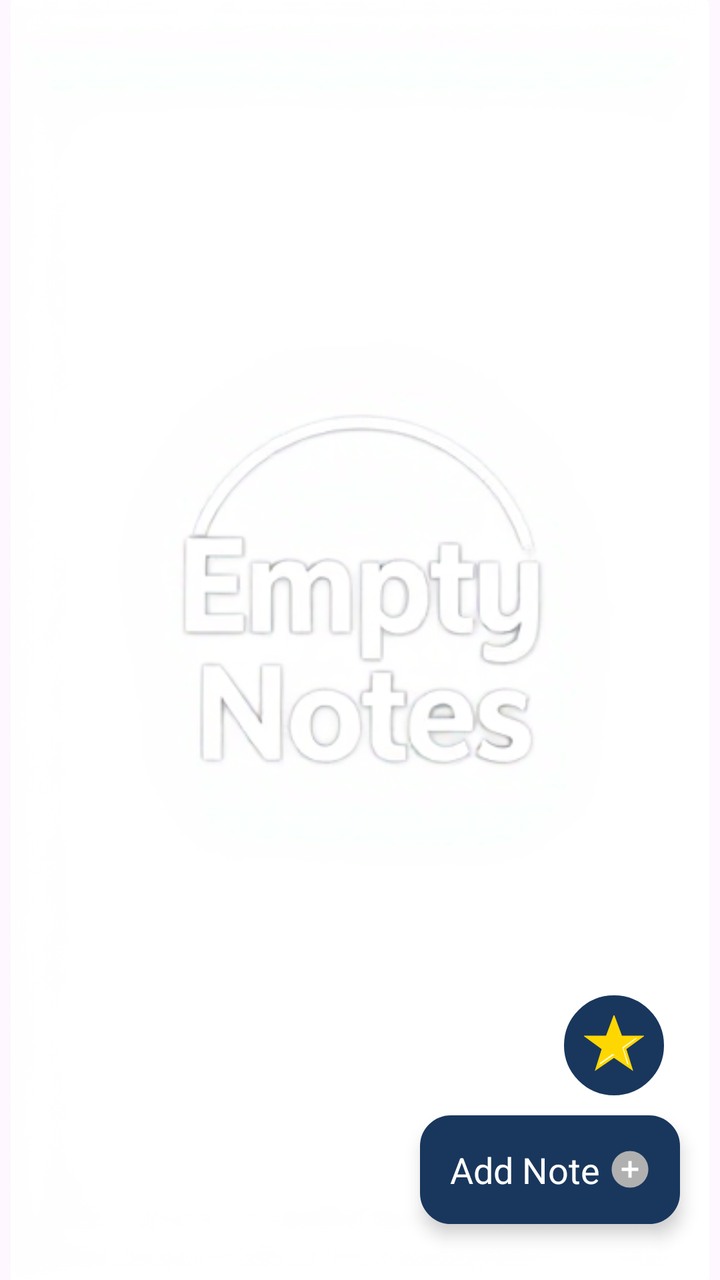
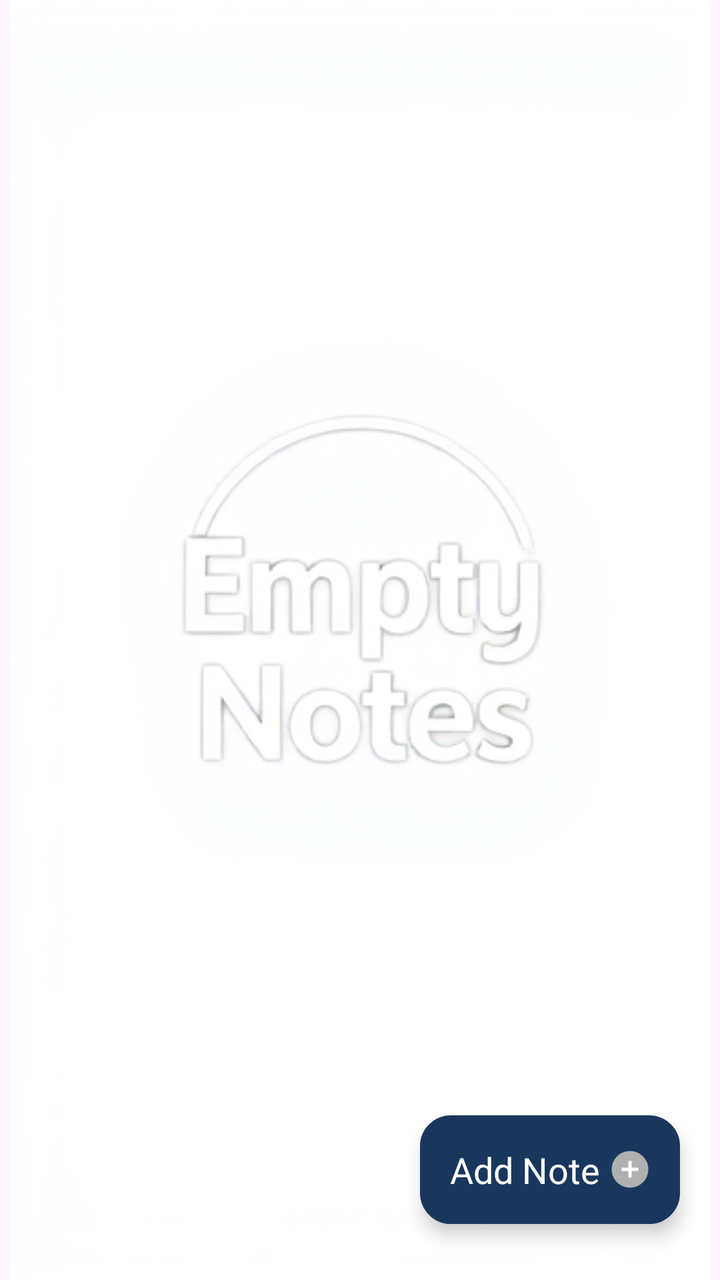

Screens rendered from an Android XML layout before and after an edit, with the pre-edit source and the edit as a unified diff.
<!-- AndroidManifest.xml: application theme Theme.MyNotes -->
<!-- res/layout/fragment_home.xml -->
<?xml version="1.0" encoding="utf-8"?>
<layout
    xmlns:android="http://schemas.android.com/apk/res/android"
    xmlns:tools="http://schemas.android.com/tools"
    xmlns:app="http://schemas.android.com/apk/res-auto"
    android:background="@color/white">

    <androidx.constraintlayout.widget.ConstraintLayout
        android:layout_width="match_parent"
        android:layout_height="match_parent"
        tools:context=".fragment.HomeFragment">

        <androidx.recyclerview.widget.RecyclerView
            android:id="@+id/homeRecyclerView"
            android:layout_width="match_parent"
            android:layout_height="match_parent"
            android:visibility="gone"/>

        <TextView
            android:id="@+id/addNote"
            android:elevation="5dp"
            android:layout_width="wrap_content"
            android:layout_height="wrap_content"
            android:text="Add Note"
            android:textSize="18sp"
            android:paddingVertical="15dp"
            android:paddingHorizontal="15dp"
            android:textColor="@color/white"
            android:layout_marginEnd="20dp"
            android:layout_marginBottom="28dp"
            android:background="@drawable/navi_blue_bg"
            app:drawableRightCompat="@drawable/plus_icon"
            android:drawablePadding="5dp"
            app:layout_constraintBottom_toBottomOf="parent"
            app:layout_constraintEnd_toEndOf="parent"/>

        <ImageView
            android:layout_width="match_parent"
            android:layout_height="match_parent"
            android:id="@+id/emptyNotesImage"
            android:visibility="visible"
            android:src="@drawable/empty_fav"/>

        <ImageView
            android:id="@+id/seeFavNotes"
            android:layout_width="50dp"
            android:layout_height="50dp"
            android:src="@drawable/home_star_icon"
            android:layout_marginEnd="28dp"
            android:layout_marginBottom="10dp"
            android:padding="10dp"
            android:background="@drawable/navi_blue_bg_round"
            app:layout_constraintEnd_toEndOf="parent"
            app:layout_constraintBottom_toTopOf="@id/addNote"/>

    </androidx.constraintlayout.widget.ConstraintLayout>
</layout>
<!-- resources referenced by this layout -->
<resources>
  <color name="white">#FFFFFFFF</color>
  <!-- drawable empty_fav: jpg bitmap (drawable, 71661 bytes) -->
  <!-- drawable home_star_icon (drawable) -->
  <vector xmlns:android="http://schemas.android.com/apk/res/android"
      android:width="48dp"
      android:height="48dp"
      android:viewportWidth="48"
      android:viewportHeight="48">
  
      
      <path
          android:fillColor="#FFFFE0"
      android:pathData="M24,2l5.668,15.284l15.82,0.034l-12.756,9.31l4.846,15.498l-13.578,-9.28l-13.578,9.28l4.846,-15.498l-12.756,-9.31l15.82,-0.034L24,2z"
      android:strokeColor="#FFD700"
      android:strokeWidth="2"
      android:alpha="0.5" />
  
      
      <path
          android:fillColor="#FFD700"
      android:pathData="M24,4l4.668,13.284l13.82,0.034l-11.756,8.31l3.846,13.498l-11.578,-8.28l-11.578,8.28l3.846,-13.498l-11.756,-8.31l13.82,-0.034L24,4z" />
  </vector>
  <!-- drawable navi_blue_bg (drawable) -->
  <?xml version="1.0" encoding="utf-8"?>
  <shape xmlns:android="http://schemas.android.com/apk/res/android" android:shape="rectangle">
      <stroke android:width="1dp" android:color="@color/navi_blue"/>
      <corners android:radius="15dp"/>
      <solid android:color="@color/navi_blue"/>
  </shape>
  <!-- drawable navi_blue_bg_round (drawable) -->
  <?xml version="1.0" encoding="utf-8"?>
  <shape xmlns:android="http://schemas.android.com/apk/res/android" android:shape="rectangle">
      <stroke android:width="1dp" android:color="@color/navi_blue"/>
      <corners android:radius="150dp"/>
      <solid android:color="@color/navi_blue"/>
  </shape>
  <!-- drawable plus_icon (drawable) -->
  <vector xmlns:android="http://schemas.android.com/apk/res/android"
      android:width="20dp"
      android:height="20dp"
      android:viewportWidth="48"
      android:viewportHeight="48">
  
      
      <path
          android:fillColor="#B0B0B0"
      android:pathData="M24,2c12.15,0 22,9.85 22,22s-9.85,22 -22,22S2,36.15 2,24 11.85,2 24,2z" />
  
      
      <path
          android:fillColor="#FFFFFF"
      android:pathData="M22,14h4v20h-4z" />
  
      
      <path
          android:fillColor="#FFFFFF"
      android:pathData="M14,22h20v4h-20z" />
  </vector>
  <style name="Theme.MyNotes" parent="Base.Theme.MyNotes" />
  <color name="navi_blue">#19375d</color>
  <style name="Base.Theme.MyNotes" parent="Theme.Material3.DayNight.NoActionBar">
          
          
          <item name="colorPrimary">@color/navi_blue</item>
          <item name="colorPrimaryVariant">@color/navi_blue</item>
          <item name="colorOnPrimary">@color/white</item>
          
          <item name="colorSecondary">@color/navi_blue</item>
          <item name="colorSecondaryVariant">@color/navi_blue</item>
          <item name="colorOnSecondary">@color/black</item>
          
          <item name="android:statusBarColor">?attr/colorPrimaryVariant</item>
          
      </style>
  <color name="black">#FF000000</color>
</resources>

<!-- the commit's change to res/layout/fragment_home.xml (unified diff, before → after) -->
@@ -41,17 +41,17 @@
             android:visibility="visible"
             android:src="@drawable/empty_fav"/>
 
-        <ImageView
-            android:id="@+id/seeFavNotes"
-            android:layout_width="50dp"
-            android:layout_height="50dp"
-            android:src="@drawable/home_star_icon"
-            android:layout_marginEnd="28dp"
-            android:layout_marginBottom="10dp"
-            android:padding="10dp"
-            android:background="@drawable/navi_blue_bg_round"
-            app:layout_constraintEnd_toEndOf="parent"
-            app:layout_constraintBottom_toTopOf="@id/addNote"/>
+
+
+
+
+
+
+
+
+
+
+
 
     </androidx.constraintlayout.widget.ConstraintLayout>
 </layout>
<!-- resource entries referenced after the edit -->
@@ -2,38 +2,11 @@
 <resources>
   <color name="white">#FFFFFFFF</color>
   <!-- drawable empty_fav: jpg bitmap (drawable, 71661 bytes) -->
-  <!-- drawable home_star_icon (drawable) -->
-  <vector xmlns:android="http://schemas.android.com/apk/res/android"
-      android:width="48dp"
-      android:height="48dp"
-      android:viewportWidth="48"
-      android:viewportHeight="48">
-  
-      
-      <path
-          android:fillColor="#FFFFE0"
-      android:pathData="M24,2l5.668,15.284l15.82,0.034l-12.756,9.31l4.846,15.498l-13.578,-9.28l-13.578,9.28l4.846,-15.498l-12.756,-9.31l15.82,-0.034L24,2z"
-      android:strokeColor="#FFD700"
-      android:strokeWidth="2"
-      android:alpha="0.5" />
-  
-      
-      <path
-          android:fillColor="#FFD700"
-      android:pathData="M24,4l4.668,13.284l13.82,0.034l-11.756,8.31l3.846,13.498l-11.578,-8.28l-11.578,8.28l3.846,-13.498l-11.756,-8.31l13.82,-0.034L24,4z" />
-  </vector>
   <!-- drawable navi_blue_bg (drawable) -->
   <?xml version="1.0" encoding="utf-8"?>
   <shape xmlns:android="http://schemas.android.com/apk/res/android" android:shape="rectangle">
       <stroke android:width="1dp" android:color="@color/navi_blue"/>
       <corners android:radius="15dp"/>
-      <solid android:color="@color/navi_blue"/>
-  </shape>
-  <!-- drawable navi_blue_bg_round (drawable) -->
-  <?xml version="1.0" encoding="utf-8"?>
-  <shape xmlns:android="http://schemas.android.com/apk/res/android" android:shape="rectangle">
-      <stroke android:width="1dp" android:color="@color/navi_blue"/>
-      <corners android:radius="150dp"/>
       <solid android:color="@color/navi_blue"/>
   </shape>
   <!-- drawable plus_icon (drawable) -->
